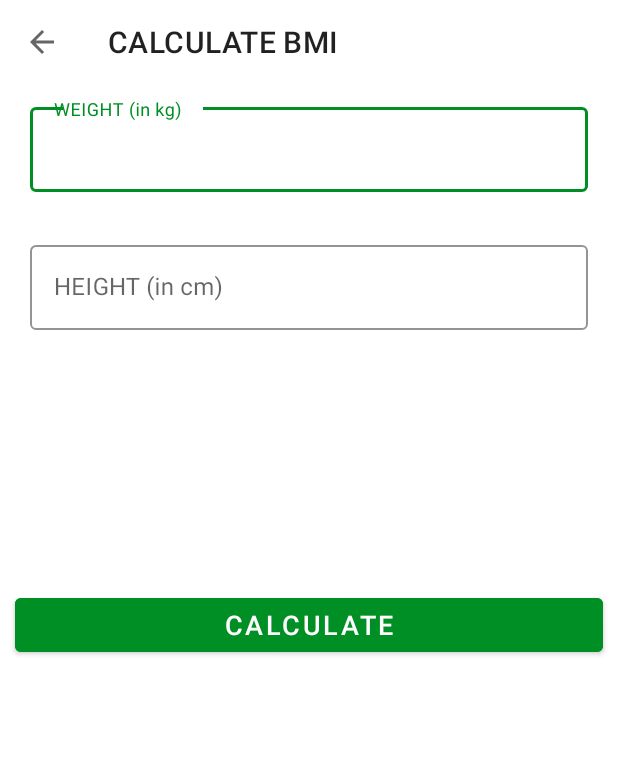
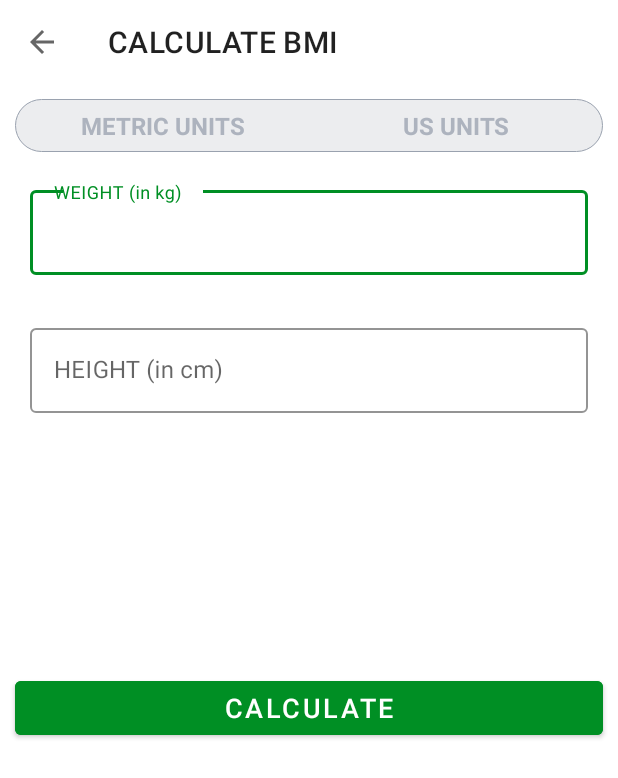
Before and after one commit to coding-ish/7minutesWorkout, an Android app: the BMIActivity screen opened directly, with no data from a screen before it, on a phone screen of 412 x 824 dp. Shown: the top 778 px of the screen. Run offline under Robolectric (Android 15) with nearby library versions, the phone set to English and light mode, and no system bars.

Commit message:
updated UI radio buttons

```diff
--- a/app/src/main/res/drawable/drawable_units_tab_text_color_selector.xml
+++ b/app/src/main/res/drawable/drawable_units_tab_text_color_selector.xml
@@ -1,7 +1,7 @@
 <?xml version="1.0" encoding="utf-8"?>
 <selector xmlns:android="http://schemas.android.com/apk/res/android">
 
-    <item android:color="@color/colorAccent" android:state_checked="true"/>
+    <item android:color="@color/white" android:state_checked="true"/>
 
     <item android:color="#ADB3BE" android:state_checked="false"/>
 
--- a/app/src/main/res/layout/activity_bmiactivity.xml
+++ b/app/src/main/res/layout/activity_bmiactivity.xml
@@ -10,13 +10,52 @@
         android:id="@+id/toolbar_bmi_activity"
         android:layout_width="match_parent"
         android:layout_height="?android:attr/actionBarSize"
-        android:background="@color/white"/>
+        android:background="@color/white" />
+
+    <RadioGroup
+        android:id="@+id/rgUnits"
+        android:layout_width="match_parent"
+        android:layout_height="wrap_content"
+        android:layout_below="@id/toolbar_bmi_activity"
+        android:layout_margin="10dp"
+        android:background="@drawable/drawable_radio_group_tab_background"
+        android:orientation="horizontal">
+
+        <RadioButton
+            android:id="@+id/rbMetricUnits"
+            android:layout_width="0dp"
+            android:layout_height="35dp"
+            android:layout_weight="0.50"
+            android:textSize="16sp"
+            android:textStyle="bold"
+            android:text="METRIC UNITS"
+            android:button="@null"
+            android:gravity="center"
+            android:background="@drawable/drawable_units_tab_selector"
+            android:textColor="@drawable/drawable_units_tab_text_color_selector"/>
+
+        <RadioButton
+            android:id="@+id/rbUsUnits"
+            android:layout_width="0dp"
+            android:layout_height="35dp"
+            android:layout_weight="0.50"
+            android:textSize="16sp"
+            android:textStyle="bold"
+            android:text="US UNITS"
+            android:button="@null"
+            android:gravity="center"
+            android:background="@drawable/drawable_units_tab_selector"
+            android:textColor="@drawable/drawable_units_tab_text_color_selector"
+            />
+
+
+    </RadioGroup>
 
     <com.google.android.material.textfield.TextInputLayout
         android:id="@+id/tilMetricUnitWeight"
         android:layout_width="match_parent"
         android:layout_height="wrap_content"
-        android:layout_below="@id/toolbar_bmi_activity"
+        android:layout_below="@id/rgUnits"
         android:layout_margin="10dp"
         app:boxStrokeColor="@color/colorAccent"
         app:hintTextColor="@color/colorAccent"
```
